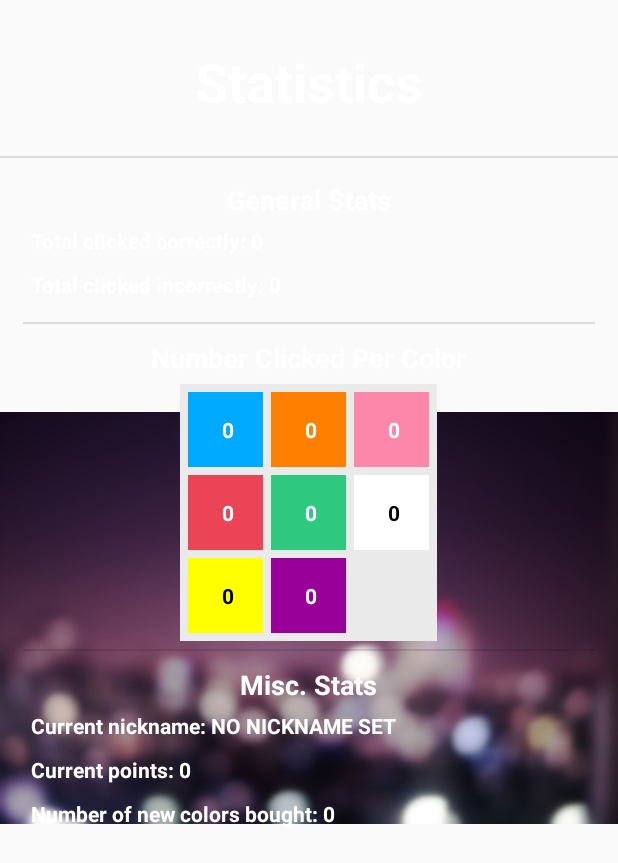
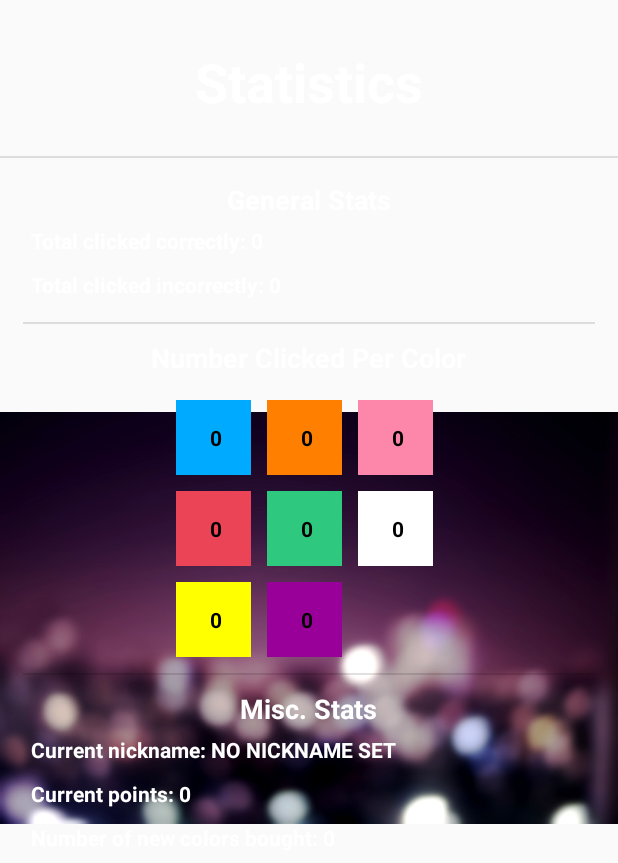
Before and after one commit to Scusemua/ColorClicker, an Android app: the screen it shows after launch (AchievementsMenu), after a tap on "STATISTICS", on a phone screen of 412 x 824 dp. Shown: the top 863 px of the screen. Run offline under Robolectric (Android 15) with nearby library versions, the phone set to English and light mode, and no system bars; plain views replace KenBurnsView; 4 statements that could not run were skipped.

Commit message:
More tweaking of UI

```diff
--- a/app/src/main/java/com/benrcarvergmail/colorclicker/ScoresMenu.java
+++ b/app/src/main/java/com/benrcarvergmail/colorclicker/ScoresMenu.java
@@ -66,8 +66,10 @@ public class ScoresMenu extends AppCompatActivity {
             mHighScoresGlobal.add(MainMenu.sLocalHighScores.get(i).getNickname() + "                                       " + MainMenu.sGlobalHighScores.get(i).getScore());
         }
 
+
         // Instantiate the adapters
-        mLocalAdapter = new ArrayAdapter<String>(getApplicationContext(), R.layout.listview_layout, mHighScoresLocal);
+        mLocalAdapter = new ArrayAdapter<String>(getApplicationContext(), R.layout.listview_layout,
+                R.id.label, mHighScoresLocal);
         // mGlobalAdapter = new ArrayAdapter<Integer>(getApplicationContext(), R.layout.listview_layout, mHighScoresGlobal);
 
         mListViewLocal.setAdapter(mLocalAdapter);
--- a/app/src/main/res/layout/activity_stats.xml
+++ b/app/src/main/res/layout/activity_stats.xml
@@ -100,8 +100,7 @@
                 <LinearLayout
                     android:layout_width="wrap_content"
                     android:layout_height="wrap_content"
-                    android:layout_gravity="center_horizontal"
-                    android:background="#eaeaea">
+                    android:layout_gravity="center_horizontal">
 
                     <GridLayout
                         android:layout_width="wrap_content"
@@ -116,42 +115,50 @@
                         <TextView
                             android:id="@+id/textview_totalBlue"
                             android:background="@color/blue"
-                            style="@style/AchievementColorClicked"/>
+                            style="@style/AchievementColorClickedHardToSee"
+                            android:layout_margin="@dimen/stat_grid_margin"/>
 
                         <TextView
                             android:id="@+id/textview_totalRed"
                             android:background="@color/red"
-                            style="@style/AchievementColorClicked"/>
+                            style="@style/AchievementColorClickedHardToSee"
+                            android:layout_margin="@dimen/stat_grid_margin"/>
 
                         <TextView
                             android:id="@+id/textview_totalYellow"
                             android:background="@color/yellow"
-                            style="@style/AchievementColorClickedHardToSee"/>
+                            style="@style/AchievementColorClickedHardToSee"
+                            android:layout_margin="@dimen/stat_grid_margin"/>
 
                         <TextView
                             android:id="@+id/textview_totalOrange"
                             android:background="@color/orange"
-                            style="@style/AchievementColorClicked"/>
+                            style="@style/AchievementColorClickedHardToSee"
+                            android:layout_margin="@dimen/stat_grid_margin"/>
 
                         <TextView
                             android:id="@+id/textview_totalGreen"
                             android:background="@color/green"
-                            style="@style/AchievementColorClicked"/>
+                            style="@style/AchievementColorClickedHardToSee"
+                            android:layout_margin="@dimen/stat_grid_margin"/>
 
                         <TextView
                             android:id="@+id/textview_totalPurple"
                             android:background="@color/purple"
-                            style="@style/AchievementColorClicked"/>
+                            style="@style/AchievementColorClickedHardToSee"
+                            android:layout_margin="@dimen/stat_grid_margin"/>
 
                         <TextView
                             android:id="@+id/textview_totalPink"
                             android:background="@color/pink"
-                            style="@style/AchievementColorClicked"/>
+                            style="@style/AchievementColorClickedHardToSee"
+                            android:layout_margin="@dimen/stat_grid_margin"/>
 
                         <TextView
                             android:id="@+id/textview_totalWhite"
                             android:background="@color/white"
-                            style="@style/AchievementColorClickedHardToSee"/>
+                            style="@style/AchievementColorClickedHardToSee"
+                            android:layout_margin="@dimen/stat_grid_margin"/>
 
                     </GridLayout>
 
--- a/app/src/main/res/values/dimens.xml
+++ b/app/src/main/res/values/dimens.xml
@@ -6,4 +6,6 @@
     <dimen name="button_border_corner_radius">16dp</dimen>
     <dimen name="game_button_border_thickness">4dp</dimen>
     <dimen name="game_button_border_corner_radius">24dp</dimen>
+    <dimen name="stat_grid_margin">5dp</dimen>
+    <dimen name="gamemode_selection_button_container_margin">10dp</dimen>
 </resources>
```
Also changed, not shown: app/src/main/java/com/benrcarvergmail/colorclicker/ColorChooserActivity.java (+9 -0 lines), app/src/main/java/com/benrcarvergmail/colorclicker/GamemodeSelector.java (+9 -0 lines), app/src/main/java/com/benrcarvergmail/colorclicker/RootGame.java (+9 -0 lines), app/src/main/res/layout/activity_colorchooser.xml (+23 -6 lines), app/src/main/res/layout/activity_gameStandard.xml (+16 -3 lines), app/src/main/res/layout/activity_gamemodeselector.xml (+18 -3 lines), app/src/main/res/layout/listview_layout.xml (+12 -4 lines), app/src/main/res/drawable-hdpi/abstract_bg4_v2.jpg, app/src/main/res/drawable-hdpi/abstract_bg4_v2_ligher.jpg (added).
